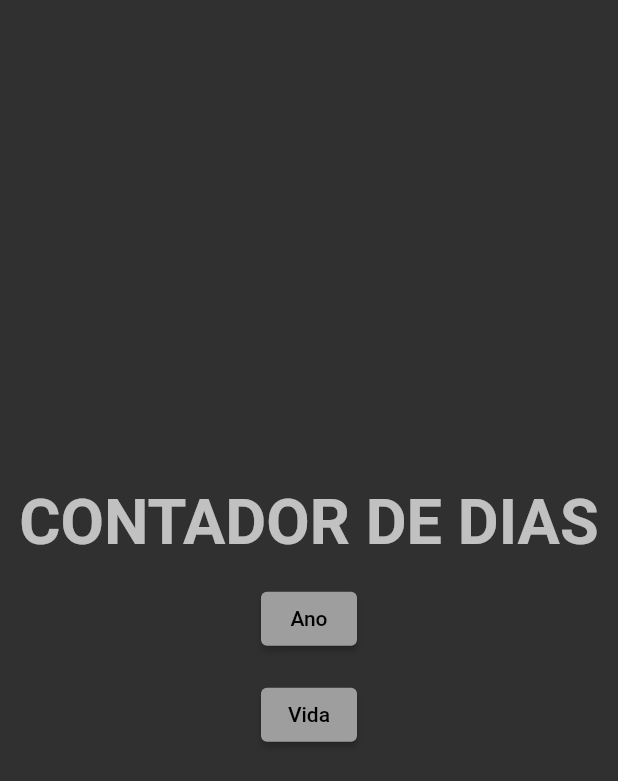
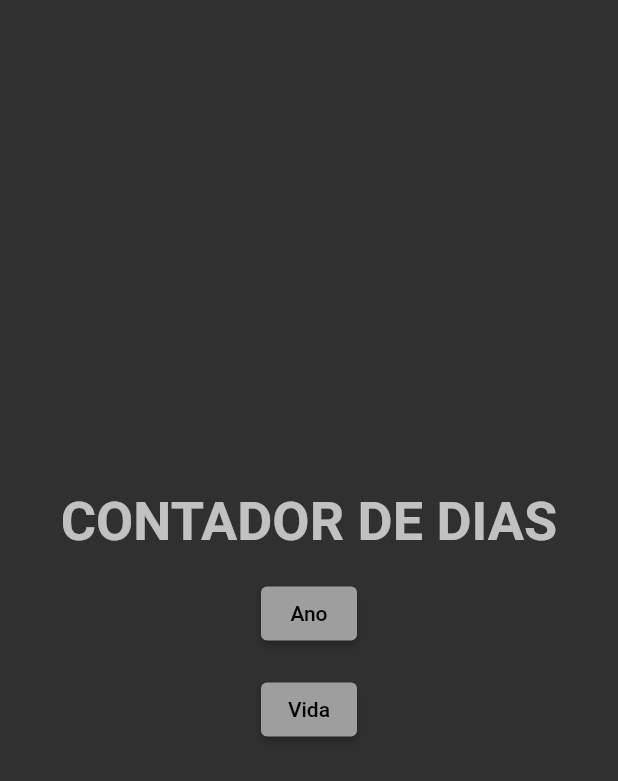
Before and after one commit to leandrorochaadm/deadline-flutter, a Flutter app: the screen it shows after launch, on a phone screen of 412 x 824 dp. Shown: the top 781 px of the screen. Run offline on Flutter 3.47's test engine with Material 2 defaults, Android fonts, the phone set to English and light mode, and no system bars.

Commit message:
feat(main) ajust font size

```diff
--- a/lib/main.dart
+++ b/lib/main.dart
@@ -25,8 +25,9 @@ class MyApp extends StatelessWidget {
           primarySwatch: Colors.grey,
           brightness: Brightness.dark,
           textTheme: const TextTheme(
-            headline1: TextStyle(fontSize: 42, fontWeight: FontWeight.bold),
+            headline1: TextStyle(fontSize: 36, fontWeight: FontWeight.bold),
             bodyText1: TextStyle(fontSize: 26),
+            bodyText2: TextStyle(fontSize: 18),
           )),
       home: const HomePage(),
     );
```
